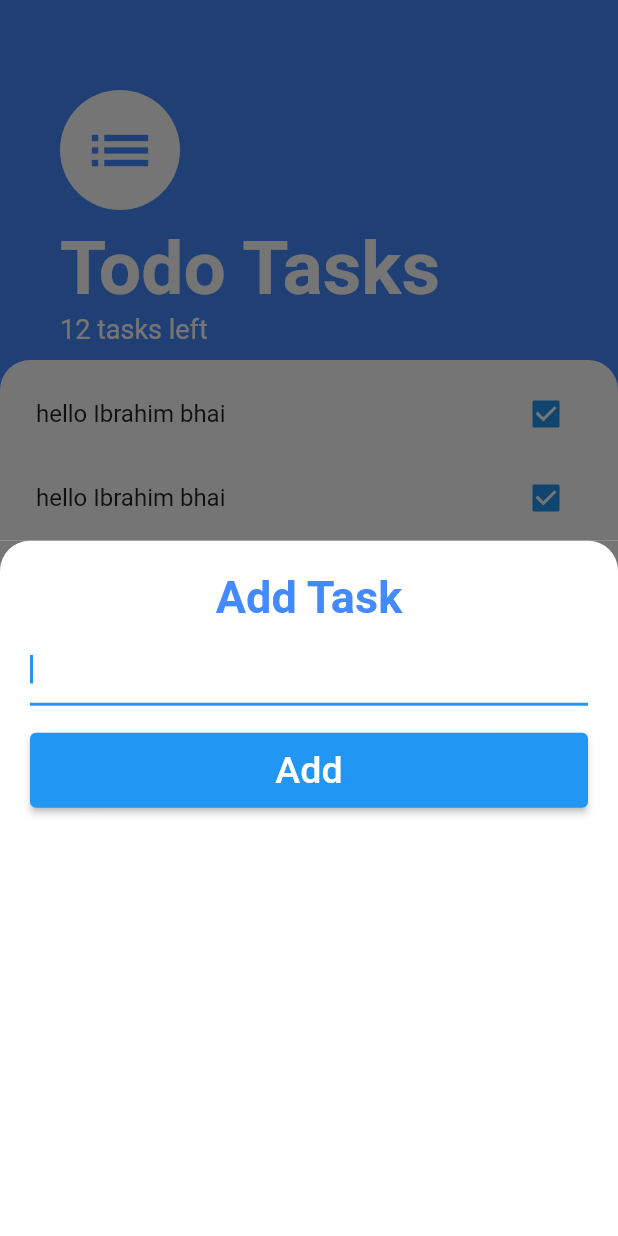
After one commit to MuhammadIbraheem18sw26/StateManagement-FLutter, a Flutter app: the screen it shows after launch, after a tap on the "add" icon, on a phone screen of 412 x 824 dp. The commit adds this screen. Run offline on Flutter 3.47's test engine with Material 2 defaults, Android fonts, the phone set to English and light mode, and no system bars.

Commit message:
add new Screen add_task_screen

```diff
--- /dev/null
+++ b/lib/Screens/add_task_screen.dart
@@ -0,0 +1,59 @@
+import 'package:flutter/cupertino.dart';
+import 'package:flutter/material.dart';
+
+class AddTask extends StatelessWidget {
+  @override
+  Widget build(BuildContext context) {
+    return Container(
+      color: Color(0xff757575),
+      child: Container(
+        padding: EdgeInsets.all(10),
+        decoration: BoxDecoration(
+          color: Colors.white,
+          borderRadius: BorderRadius.only(
+              topRight: Radius.circular(20), topLeft: Radius.circular(20)),
+        ),
+        child: Padding(
+          padding: const EdgeInsets.all(10.0),
+          child: Column(
+            crossAxisAlignment: CrossAxisAlignment.stretch,
+            children: <Widget>[
+              Text(
+                "Add Task",
+                textAlign: TextAlign.center,
+                style: TextStyle(
+                  fontSize: 30.0,
+                  color: Colors.blueAccent,
+                  fontWeight: FontWeight.w600,
+                ),
+              ),
+              SizedBox(height: 7.0),
+              TextField(
+                autofocus: true,
+                style: TextStyle(
+                  color: Colors.black54,
+                  fontSize: 16,
+                ),
+              ),
+              SizedBox(height: 18.0),
+              ElevatedButton(
+                style: ElevatedButton.styleFrom(
+                  minimumSize: const Size(200, 50),
+                  maximumSize: const Size(200, 50),
+                ),
+                onPressed: () {},
+                child: Text(
+                  "Add",
+                  style: TextStyle(
+                    fontSize: 25,
+                    color: Colors.white,
+                  ),
+                ),
+              ),
+            ],
+          ),
+        ),
+      ),
+    );
+  }
+}
--- a/lib/Screens/task_screen.dart
+++ b/lib/Screens/task_screen.dart
@@ -1,6 +1,7 @@
 import 'package:flutter/cupertino.dart';
 import 'package:flutter/material.dart';
 import 'package:todoapp/widgets/task_list.dart';
+import 'add_task_screen.dart';
 
 class TaskScreen extends StatelessWidget {
   @override
@@ -9,7 +10,10 @@ class TaskScreen extends StatelessWidget {
       child: Scaffold(
         backgroundColor: Colors.blueAccent,
         floatingActionButton: FloatingActionButton(
-          onPressed: null,
+          onPressed: () {
+            showModalBottomSheet(
+                context: context, builder: (context) => AddTask());
+          },
           backgroundColor: Colors.blueAccent,
           child: Icon(
             Icons.add,
```
